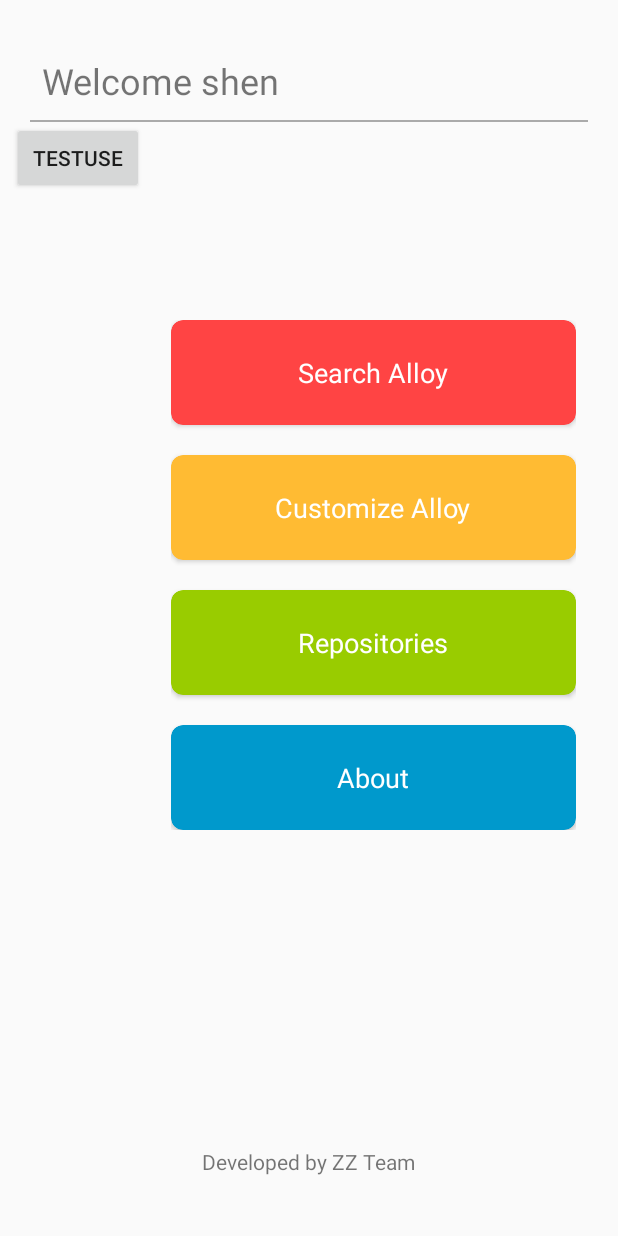
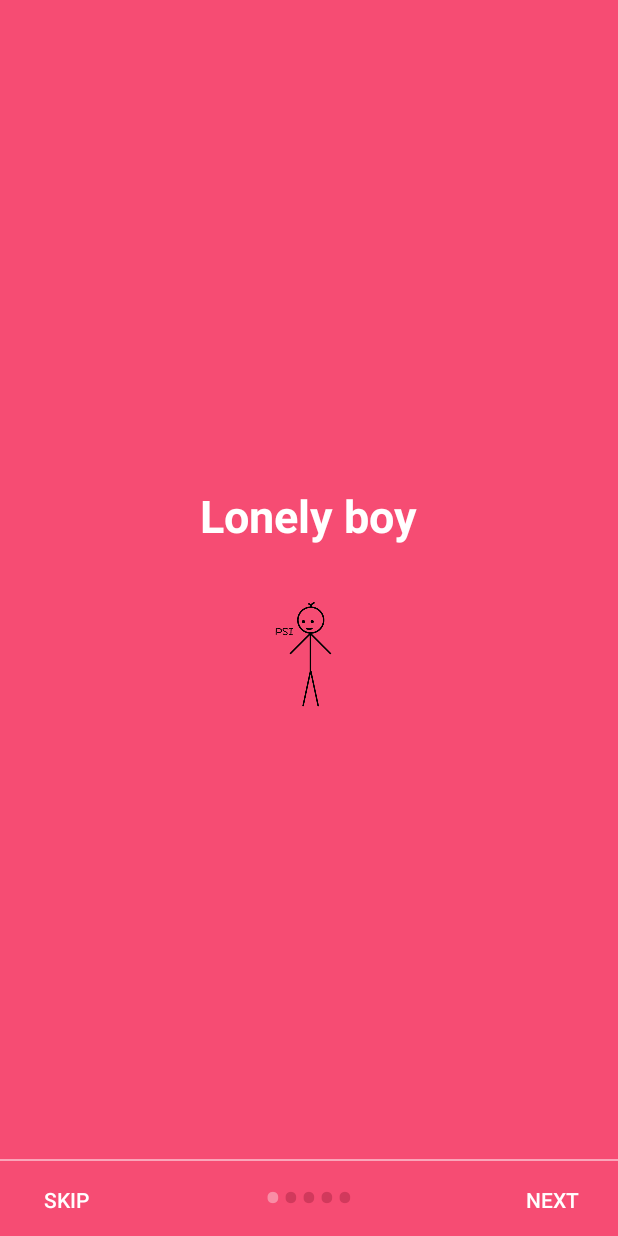
Before and after one commit to zjnsill/Primary, an Android app: the screen it shows after launch (bottomSheet before the commit, GuideActivity after it), on a phone screen of 412 x 824 dp. Run offline under Robolectric (Android 15) with nearby library versions, the phone set to English and light mode, and no system bars.

Commit message:
引导界面

```diff
--- a/app/src/main/AndroidManifest.xml
+++ b/app/src/main/AndroidManifest.xml
@@ -34,7 +34,8 @@
         <activity android:name=".AboutActivity" />
         <activity android:name=".Developers" />
         <activity android:name=".AppIntro" />
-        <activity android:name=".Feedback"></activity>
+        <activity android:name=".Feedback" />
+        <activity android:name=".GuideActivity"></activity>
     </application>
 
 </manifest>
--- /dev/null
+++ b/app/src/main/java/com/psi/shen/primary/GuideActivity.java
@@ -0,0 +1,184 @@
+package com.psi.shen.primary;
+
+import android.content.Context;
+import android.content.Intent;
+import android.graphics.Color;
+import android.os.Build;
+import android.support.v4.view.PagerAdapter;
+import android.support.v4.view.ViewPager;
+import android.support.v7.app.AppCompatActivity;
+import android.os.Bundle;
+import android.text.Html;
+import android.view.LayoutInflater;
+import android.view.View;
+import android.view.ViewGroup;
+import android.view.Window;
+import android.view.WindowManager;
+import android.widget.Button;
+import android.widget.LinearLayout;
+import android.widget.TextView;
+
+public class GuideActivity extends AppCompatActivity {
+
+    private ViewPager viewPager;
+    private MyViewPagerAdapter myViewPagerAdapter;
+    private LinearLayout dotsLayout;
+    private TextView[] dots;
+    private int[] layouts;
+    private Button btnSkip,btnNext;
+
+    @Override
+    protected void onCreate(Bundle savedInstanceState) {
+        super.onCreate(savedInstanceState);
+
+
+
+        //让状态栏透明
+        if(Build.VERSION.SDK_INT >= 21){
+            getWindow().getDecorView().setSystemUiVisibility(View.SYSTEM_UI_FLAG_LAYOUT_STABLE|View.SYSTEM_UI_FLAG_LAYOUT_FULLSCREEN);
+        }
+
+        setContentView(R.layout.activity_guide);
+
+        viewPager = (ViewPager)findViewById(R.id.view_pager);
+        dotsLayout = (LinearLayout)findViewById(R.id.layoutDots);
+        btnNext = (Button) findViewById(R.id.btn_next);
+        btnSkip = (Button) findViewById(R.id.btn_skip);
+
+        //添加欢迎页面
+        layouts = new int[]{
+                R.layout.welcome_slide1,
+                R.layout.welcome_slide2,
+                R.layout.welcome_slide3,
+                R.layout.welcome_slide4,
+                R.layout.welcome_slide5
+        };
+        //添加点
+        addBottomDots(0);
+
+        //让状态栏透明
+        changeStatusBarColor();
+
+        myViewPagerAdapter = new MyViewPagerAdapter();
+        viewPager.setAdapter(myViewPagerAdapter);
+        viewPager.addOnPageChangeListener(viewPagerPageChangeListener);
+
+        btnSkip.setOnClickListener(new View.OnClickListener() {
+            @Override
+            public void onClick(View v) {
+                launchHomeScreen();
+            }
+        });
+
+        btnNext.setOnClickListener(new View.OnClickListener() {
+            @Override
+            public void onClick(View v) {
+                int current = getItem(+1);
+                if(current < layouts.length){
+                    viewPager.setCurrentItem(current);
+                }else{
+                    launchHomeScreen();
+                }
+            }
+        });
+
+    }
+
+    private void addBottomDots(int currentPage){
+        dots = new TextView[layouts.length];
+
+        int[] colorsActive = getResources().getIntArray(R.array.array_dot_active);
+        int[] colorsInactive = getResources().getIntArray(R.array.array_dot_inactive);
+
+        dotsLayout.removeAllViews();
+        for(int i = 0; i < dots.length; i++){
+            dots[i] = new TextView(this);
+            dots[i].setText(Html.fromHtml("&#8226;"));//圆点
+            dots[i].setTextSize(35);
+            dots[i].setTextColor(colorsInactive[currentPage]);
+            dotsLayout.addView(dots[i]);
+        }
+
+        if(dots.length > 0){
+            dots[currentPage].setTextColor(colorsActive[currentPage]);
+        }
+    }
+
+    private int getItem(int i){
+        return viewPager.getCurrentItem() + i;
+    }
+
+    private void changeStatusBarColor(){
+        if(Build.VERSION.SDK_INT >= Build.VERSION_CODES.LOLLIPOP){
+            Window window = getWindow();
+            window.addFlags(WindowManager.LayoutParams.FLAG_DRAWS_SYSTEM_BAR_BACKGROUNDS);
+            window.setStatusBarColor(Color.TRANSPARENT);
+        }
+    }
+
+    ViewPager.OnPageChangeListener viewPagerPageChangeListener = new ViewPager.OnPageChangeListener(){
+
+        @Override
+        public void onPageScrolled(int position, float positionOffset, int positionOffsetPixels) {
+
+        }
+
+        @Override
+        public void onPageSelected(int position) {
+            addBottomDots(position);
+
+            //改变下一步按钮text  “NEXT”或“GOT IT”
+            if(position == layouts.length - 1){
+                btnNext.setText(getString(R.string.start));
+                btnSkip.setVisibility(View.GONE);
+            }else{
+                btnNext.setText(getString(R.string.next));
+                btnSkip.setVisibility(View.VISIBLE);
+            }
+        }
+
+        @Override
+        public void onPageScrollStateChanged(int state) {
+
+        }
+    };
+
+    public class MyViewPagerAdapter extends PagerAdapter{
+
+        private LayoutInflater layoutInflater;
+
+        public MyViewPagerAdapter(){}
+
+        @Override
+        public Object instantiateItem(ViewGroup container, int position) {
+            layoutInflater = (LayoutInflater) getSystemService(Context.LAYOUT_INFLATER_SERVICE);
+
+            View view = layoutInflater.inflate(layouts[position],container,false);
+            container.addView(view);
+            return view;
+        }
+
+        @Override
+        public int getCount() {
+            return layouts.length;
+        }
+
+        @Override
+        public boolean isViewFromObject(View view, Object object) {
+            return view == object;
+        }
+
+        @Override
+        public void destroyItem(ViewGroup container, int position, Object object) {
+            View view = (View)object;
+            container.removeView(view);
+        }
+    }
+
+    private void launchHomeScreen(){
+        Intent intent = new Intent(this,bottomSheet.class);
+        intent.setFlags(Intent.FLAG_ACTIVITY_SINGLE_TOP);
+        startActivity(intent);
+        finish();
+    }
+}
--- /dev/null
+++ b/app/src/main/java/com/psi/shen/primary/PrefManager.java
@@ -0,0 +1,33 @@
+package com.psi.shen.primary;
+
+import android.content.Context;
+import android.content.SharedPreferences;
+
+public class PrefManager {
+    SharedPreferences pref;
+    SharedPreferences.Editor editor;
+    Context _context;
+
+    int PRIVATE_MODE = 0;
+
+    //SharedPreferences 文件名
+    private static final String PREF_NAME = "Alloy Project";
+
+    private static final String IS_FIRST_TIME_LAUNCH = "IsFirstTimeLaunch";
+
+    public PrefManager(Context context){
+        this._context = context;
+        pref = _context.getSharedPreferences(PREF_NAME,PRIVATE_MODE);
+        editor = pref.edit();
+    }
+
+    public void setFirstTimeLaunch(boolean isFirstTime){
+        editor.putBoolean(IS_FIRST_TIME_LAUNCH, isFirstTime);
+        editor.commit();
+    }
+
+    public boolean isFirstTimeLaunch(){
+        return pref.getBoolean(IS_FIRST_TIME_LAUNCH, true);
+    }
+
+}
--- a/app/src/main/java/com/psi/shen/primary/SplashActivity.java
+++ b/app/src/main/java/com/psi/shen/primary/SplashActivity.java
@@ -6,10 +6,12 @@ import android.animation.AnimatorSet;
 import android.animation.ObjectAnimator;
 import android.app.Activity;
 import android.content.Intent;
+import android.content.SharedPreferences;
 import android.os.Bundle;
 import android.os.CountDownTimer;
 import android.view.KeyEvent;
 import android.widget.ImageView;
+
 
 public class SplashActivity extends Activity {
     private int countDownTime = 1000;
@@ -19,11 +21,14 @@ public class SplashActivity extends Activity {
     private static final float SCALE_END = 1.2F;
 
     private ImageView mSplashImage;
+    private PrefManager prefManager;
+
 
     @Override
     protected void onCreate(Bundle savedInstanceState) {
         super.onCreate(savedInstanceState);
 
+        prefManager = new PrefManager(this);
         if(!isTaskRoot()) {
             Intent intent = getIntent();
             String action = intent.getAction();
@@ -32,6 +37,7 @@ public class SplashActivity extends Activity {
                 return;
             }
         }
+
 
         setContentView(R.layout.activity_splash);
         mSplashImage = findViewById(R.id.iv_entry);
@@ -62,7 +68,12 @@ public class SplashActivity extends Activity {
         set.addListener(new AnimatorListenerAdapter() {
             @Override
             public void onAnimationEnd(Animator animation) {
-                startActivity(new Intent(SplashActivity.this, bottomSheet.class));
+                if(prefManager.isFirstTimeLaunch()){
+                    prefManager.setFirstTimeLaunch(false);
+                    startActivity(new Intent(SplashActivity.this, GuideActivity.class));
+                }else {
+                    startActivity(new Intent(SplashActivity.this, bottomSheet.class));
+                }
                 SplashActivity.this.finish();
                 overridePendingTransition(android.R.anim.fade_in, android.R.anim.fade_out);
             }
--- /dev/null
+++ b/app/src/main/res/layout/activity_guide.xml
@@ -0,0 +1,49 @@
+<?xml version="1.0" encoding="utf-8"?>
+<RelativeLayout xmlns:android="http://schemas.android.com/apk/res/android"
+    xmlns:tools="http://schemas.android.com/tools"
+    android:layout_width="match_parent"
+    android:layout_height="match_parent"
+    tools:context=".GuideActivity">
+
+    <android.support.v4.view.ViewPager
+        android:id="@+id/view_pager"
+        android:layout_width="match_parent"
+        android:layout_height="match_parent" />
+
+    <LinearLayout
+        android:id="@+id/layoutDots"
+        android:layout_width="match_parent"
+        android:layout_height="@dimen/dots_height"
+        android:gravity="center"
+        android:layout_alignParentBottom="true"
+        android:layout_marginBottom="@dimen/dots_margin_bottom"
+        android:orientation="horizontal"></LinearLayout>
+
+    <View
+        android:layout_width="match_parent"
+        android:layout_height="1dp"
+        android:layout_above="@id/layoutDots"
+        android:alpha=".5"
+        android:background="@android:color/white" />
+
+    <Button
+        android:id="@+id/btn_skip"
+        android:layout_width="wrap_content"
+        android:layout_height="wrap_content"
+        android:layout_alignParentBottom="true"
+        android:layout_alignParentLeft="true"
+        android:background="@null"
+        android:text="@string/skip"
+        android:textColor="@android:color/white" />
+
+    <Button
+        android:id="@+id/btn_next"
+        android:layout_width="wrap_content"
+        android:layout_height="wrap_content"
+        android:layout_alignParentBottom="true"
+        android:layout_alignParentRight="true"
+        android:background="@null"
+        android:text="@string/next"
+        android:textColor="@android:color/white" />
+
+</RelativeLayout>
--- /dev/null
+++ b/app/src/main/res/layout/welcome_slide1.xml
@@ -0,0 +1,28 @@
+<?xml version="1.0" encoding="utf-8"?>
+<RelativeLayout xmlns:android="http://schemas.android.com/apk/res/android"
+    android:layout_width="match_parent"
+    android:layout_height="match_parent"
+    android:background="@color/bg_screen1">
+
+    <LinearLayout
+        android:layout_width="wrap_content"
+        android:layout_height="wrap_content"
+        android:orientation="vertical"
+        android:layout_centerInParent="true"
+        android:gravity="center_horizontal">
+
+        <TextView
+            android:layout_width="wrap_content"
+            android:layout_height="wrap_content"
+            android:text="@string/slide_1_title"
+            android:textColor="@android:color/white"
+            android:textSize="@dimen/slide_title"
+            android:textStyle="bold"/>
+
+        <ImageView
+            android:layout_width="@dimen/img_width_height"
+            android:layout_height="@dimen/img_width_height"
+            android:layout_marginTop="@dimen/activity_vertical_margin"
+            android:src="@drawable/guideimage1" />
+    </LinearLayout>
+</RelativeLayout>
--- a/app/src/main/res/values/colors.xml
+++ b/app/src/main/res/values/colors.xml
@@ -9,4 +9,41 @@
     <color name="btn_clickable_orange">#ffff8800</color>
     <color name="btn_unclickable_grey">#ff9e9e9e</color>
 
+    <!-- Screens background color-->
+    <color name="bg_screen1">#f64c73</color>
+    <color name="bg_screen2">#20d2bb</color>
+    <color name="bg_screen3">#3395ff</color>
+    <color name="bg_screen4">#c873f4</color>
+    <color name="bg_screen5">#f59825</color>
+
+    <!-- dots inactive colors -->
+    <color name="dot_dark_screen1">#d1395c</color>
+    <color name="dot_dark_screen2">#14a895</color>
+    <color name="dot_dark_screen3">#2278d4</color>
+    <color name="dot_dark_screen4">#a854d4</color>
+    <color name="dot_dark_screen5">#f57f17</color>
+
+    <!-- dots active colors -->
+    <color name="dot_light_screen1">#f98da5</color>
+    <color name="dot_light_screen2">#8cf9eb</color>
+    <color name="dot_light_screen3">#93c6fd</color>
+    <color name="dot_light_screen4">#e4b5fc</color>
+    <color name="dot_light_screen5">#fbc02d</color>
+
+    <array name="array_dot_active">
+        <item>@color/dot_light_screen1</item>
+        <item>@color/dot_light_screen2</item>
+        <item>@color/dot_light_screen3</item>
+        <item>@color/dot_light_screen4</item>
+        <item>@color/dot_light_screen5</item>
+    </array>
+
+    <array name="array_dot_inactive">
+        <item>@color/dot_dark_screen1</item>
+        <item>@color/dot_dark_screen2</item>
+        <item>@color/dot_dark_screen3</item>
+        <item>@color/dot_dark_screen4</item>
+        <item>@color/dot_dark_screen5</item>
+    </array>
+
 </resources>
--- a/app/src/main/res/values/dimens.xml
+++ b/app/src/main/res/values/dimens.xml
@@ -1,3 +1,11 @@
 <resources>
+    <dimen name="activity_horizontal_margin">16dp</dimen>
+    <dimen name="activity_vertical_margin">16dp</dimen>
     <dimen name="fab_margin">16dp</dimen>
+    <dimen name="dots_height">30dp</dimen>
+    <dimen name="dots_margin_bottom">20dp</dimen>
+    <dimen name="img_width_height">120dp</dimen>
+    <dimen name="slide_title">30dp</dimen>
+    <dimen name="slide_desc">16dp</dimen>
+    <dimen name="desc_padding">40dp</dimen>
 </resources>
--- a/app/src/main/res/values/strings.xml
+++ b/app/src/main/res/values/strings.xml
@@ -18,4 +18,16 @@
         Tang Wenhao, and Zhu Jianan. Xiao Changsheng is the leader of our team, and his job is to
         collect attributes of alloys. The other three students are the developers of this app.
         For their information, you can see in \"Develops\".</string>
+    <string name="title_activity_welcome">Home Screen</string>
+    <string name="next">NEXT</string>
+    <string name="skip">SKIP</string>
+    <string name="start">GOT IT</string>
+
+    <string name="slide_1_title">Lonely boy</string>
+    <string name="slide_2_title">Meet</string>
+    <string name="slide_3_title">Fall in love at first sight</string>
+    <string name="slide_4_title">Both fall in love</string>
+    <string name="slide_5_title">He is waiting for you</string>
+
+    <string name="play_again">play again</string>
 </resources>
--- a/app/src/main/res/values/styles.xml
+++ b/app/src/main/res/values/styles.xml
@@ -6,6 +6,8 @@
         <item name="colorPrimary">@color/colorPrimary</item>
         <item name="colorPrimaryDark">@color/colorPrimaryDark</item>
         <item name="colorAccent">@color/colorAccent</item>
+        <item name="windowActionBar">false</item>
+        <item name="windowNoTitle">true</item>
     </style>
 
     <style name="SplashTheme" parent="AppTheme">
```
Also changed, not shown: app/src/main/res/layout/welcome_slide2.xml (added, +28 -0 lines), app/src/main/res/layout/welcome_slide3.xml (added, +28 -0 lines), app/src/main/res/layout/welcome_slide4.xml (added, +28 -0 lines), app/src/main/res/layout/welcome_slide5.xml (added, +28 -0 lines), app/src/main/res/drawable-v24/guideimage1.png (added), app/src/main/res/drawable-v24/guideimage2.png (added), app/src/main/res/drawable-v24/guideimage3.png (added), app/src/main/res/drawable-v24/guideimage4.png (added), app/src/main/res/drawable-v24/guideimage5.png (added).
